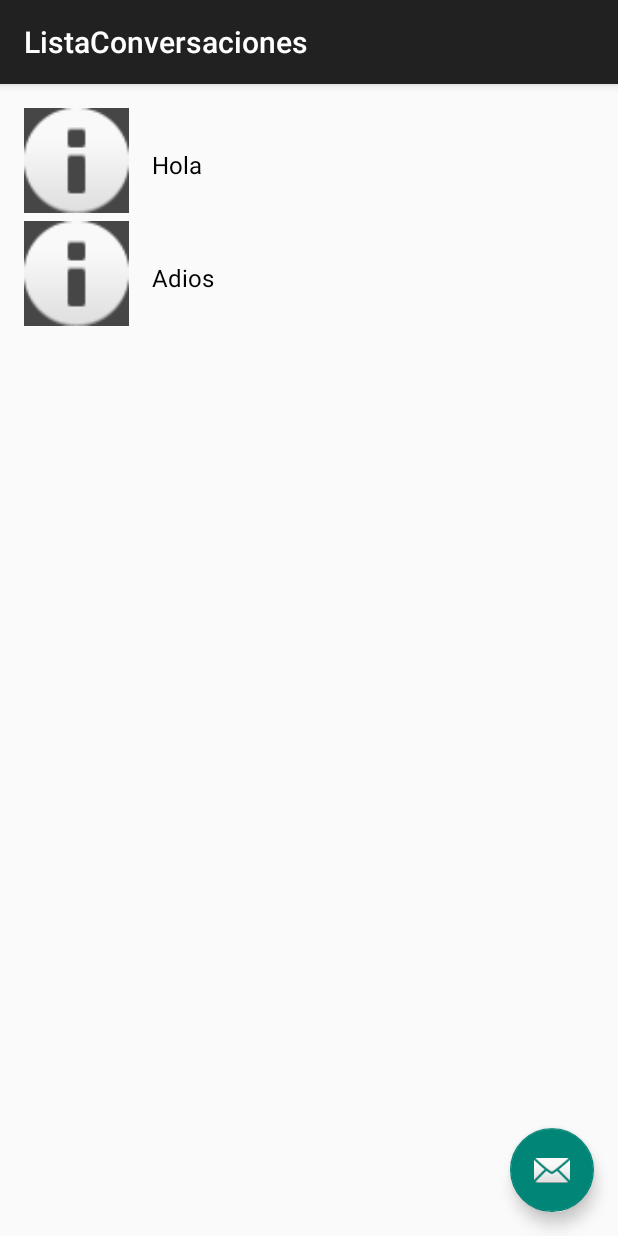
After one commit to MeetMeCJ/gcm, an Android app: the ListaConversaciones screen opened directly, with no data from a screen before it, on a phone screen of 412 x 824 dp. The commit adds this screen. Run offline under Robolectric (Android 15) with nearby library versions, the light colour scheme and no system bars.

Commit message:
probando fragmentos

```diff
--- a/app/build.gradle
+++ b/app/build.gradle
@@ -30,9 +30,10 @@ dependencies {
     // Testing dependencies
     androidTestCompile 'com.android.support.test.espresso:espresso-core:2.2.1'
     androidTestCompile 'com.android.support.test:runner:0.4.1'
-    androidTestCompile 'com.android.support:support-annotations:23.2.0'
+    androidTestCompile 'com.android.support:support-annotations:23.3.0'
     compile 'com.google.android.gms:play-services-gcm:8.4.0'
-    compile 'com.android.support:appcompat-v7:23.2.0'
+    compile 'com.android.support:appcompat-v7:23.3.0'
+    compile 'com.android.support:design:23.3.0'
 }
 
 apply plugin: 'com.google.gms.google-services'
--- /dev/null
+++ b/app/src/main/java/gcm/play/android/samples/com/gcmquickstart/Adaptador.java
@@ -0,0 +1,61 @@
+package gcm.play.android.samples.com.gcmquickstart;
+
+import android.support.v7.widget.RecyclerView;
+import android.view.LayoutInflater;
+import android.view.View;
+import android.view.ViewGroup;
+import android.widget.TextView;
+
+import java.util.ArrayList;
+
+/**
+ * Created by Admin on 18/04/2016.
+ */
+public class Adaptador extends RecyclerView.Adapter<Adaptador.ConversacionesViewHolder>{
+
+    private ArrayList<String> datos;
+
+    public Adaptador(ArrayList<String> datos) {
+        this.datos = datos;
+    }
+
+    @Override
+    public ConversacionesViewHolder onCreateViewHolder(ViewGroup viewGroup, int viewType) {
+
+        View itemView = LayoutInflater.from(viewGroup.getContext())
+                .inflate(R.layout.item, viewGroup, false);
+
+        ConversacionesViewHolder tvh = new ConversacionesViewHolder(itemView);
+
+        return tvh;
+    }
+
+    @Override
+    public void onBindViewHolder(ConversacionesViewHolder viewHolder, int pos) {
+        String item = datos.get(pos);
+
+        viewHolder.bindTitular(item);
+    }
+
+    @Override
+    public int getItemCount() {
+        return datos.size();
+    }
+
+
+    public static class ConversacionesViewHolder
+            extends RecyclerView.ViewHolder {
+
+        private TextView txtPersona;
+
+        public ConversacionesViewHolder(View itemView) {
+            super(itemView);
+
+            txtPersona = (TextView)itemView.findViewById(R.id.nombre);
+        }
+
+        public void bindTitular(String t) {
+            txtPersona.setText(t);
+        }
+    }
+}
--- /dev/null
+++ b/app/src/main/java/gcm/play/android/samples/com/gcmquickstart/ListaConversaciones.java
@@ -0,0 +1,33 @@
+package gcm.play.android.samples.com.gcmquickstart;
+
+import android.os.Bundle;
+import android.support.design.widget.FloatingActionButton;
+import android.support.design.widget.Snackbar;
+import android.support.v7.app.AppCompatActivity;
+import android.support.v7.widget.RecyclerView;
+import android.support.v7.widget.Toolbar;
+import android.view.View;
+
+public class ListaConversaciones extends AppCompatActivity {
+
+
+
+    @Override
+    protected void onCreate(Bundle savedInstanceState) {
+        super.onCreate(savedInstanceState);
+        setContentView(R.layout.activity_lista_conversaciones);
+        Toolbar toolbar = (Toolbar) findViewById(R.id.toolbar);
+        setSupportActionBar(toolbar);
+
+        FloatingActionButton fab = (FloatingActionButton) findViewById(R.id.fab);
+        fab.setOnClickListener(new View.OnClickListener() {
+            @Override
+            public void onClick(View view) {
+                Snackbar.make(view, "Replace with your own action", Snackbar.LENGTH_LONG)
+                        .setAction("Action", null).show();
+            }
+        });
+
+    }
+
+}
--- /dev/null
+++ b/app/src/main/java/gcm/play/android/samples/com/gcmquickstart/ListaConversacionesFragment.java
@@ -0,0 +1,40 @@
+package gcm.play.android.samples.com.gcmquickstart;
+
+import android.os.Bundle;
+import android.support.v4.app.Fragment;
+import android.support.v7.widget.LinearLayoutManager;
+import android.support.v7.widget.RecyclerView;
+import android.view.LayoutInflater;
+import android.view.View;
+import android.view.ViewGroup;
+
+import java.util.ArrayList;
+
+/**
+ * A placeholder fragment containing a simple view.
+ */
+public class ListaConversacionesFragment extends Fragment {
+
+    private RecyclerView recyclerView;
+
+    public ListaConversacionesFragment() {
+    }
+
+    @Override
+    public View onCreateView(LayoutInflater inflater, ViewGroup container,
+                             Bundle savedInstanceState) {
+        View v = inflater.inflate(R.layout.fragment_lista_conversaciones, container, false);
+
+        recyclerView = (RecyclerView) v.findViewById(R.id.recycler);
+
+        ArrayList<String> aux = new ArrayList<>();
+        aux.add("Hola");
+        aux.add("Adios");
+        Adaptador adt = new Adaptador(aux);
+
+        recyclerView.setAdapter(adt);
+        recyclerView.setLayoutManager(new LinearLayoutManager(getContext(), LinearLayoutManager.VERTICAL, false));
+
+        return v;
+    }
+}
--- /dev/null
+++ b/app/src/main/res/layout/activity_lista_conversaciones.xml
@@ -0,0 +1,34 @@
+<?xml version="1.0" encoding="utf-8"?>
+<android.support.design.widget.CoordinatorLayout xmlns:android="http://schemas.android.com/apk/res/android"
+    xmlns:app="http://schemas.android.com/apk/res-auto"
+    xmlns:tools="http://schemas.android.com/tools"
+    android:layout_width="match_parent"
+    android:layout_height="match_parent"
+    android:fitsSystemWindows="true"
+    tools:context="gcm.play.android.samples.com.gcmquickstart.ListaConversaciones">
+
+    <android.support.design.widget.AppBarLayout
+        android:layout_width="match_parent"
+        android:layout_height="wrap_content"
+        android:theme="@style/AppTheme.AppBarOverlay">
+
+        <android.support.v7.widget.Toolbar
+            android:id="@+id/toolbar"
+            android:layout_width="match_parent"
+            android:layout_height="?attr/actionBarSize"
+            android:background="?attr/colorPrimary"
+            app:popupTheme="@style/AppTheme.PopupOverlay" />
+
+    </android.support.design.widget.AppBarLayout>
+
+    <include layout="@layout/content_lista_conversaciones" />
+
+    <android.support.design.widget.FloatingActionButton
+        android:id="@+id/fab"
+        android:layout_width="wrap_content"
+        android:layout_height="wrap_content"
+        android:layout_gravity="bottom|end"
+        android:layout_margin="@dimen/fab_margin"
+        android:src="@android:drawable/ic_dialog_email" />
+
+</android.support.design.widget.CoordinatorLayout>
--- /dev/null
+++ b/app/src/main/res/layout/fragment_lista_conversaciones.xml
@@ -0,0 +1,17 @@
+<RelativeLayout xmlns:android="http://schemas.android.com/apk/res/android"
+    xmlns:tools="http://schemas.android.com/tools"
+    android:layout_width="match_parent"
+    android:layout_height="match_parent"
+    android:paddingBottom="@dimen/activity_vertical_margin"
+    android:paddingLeft="@dimen/activity_horizontal_margin"
+    android:paddingRight="@dimen/activity_horizontal_margin"
+    android:paddingTop="@dimen/activity_vertical_margin"
+    tools:context="gcm.play.android.samples.com.gcmquickstart.ListaConversacionesFragment"
+    tools:showIn="@layout/activity_lista_conversaciones">
+
+
+    <android.support.v7.widget.RecyclerView
+        android:layout_width="match_parent"
+        android:layout_height="match_parent"
+        android:id="@+id/recycler" />
+</RelativeLayout>
--- /dev/null
+++ b/app/src/main/res/layout/item.xml
@@ -0,0 +1,24 @@
+<?xml version="1.0" encoding="utf-8"?>
+<LinearLayout xmlns:android="http://schemas.android.com/apk/res/android"
+    android:orientation="horizontal" android:layout_width="match_parent"
+    android:layout_height="wrap_content">
+
+    <ImageView
+        android:layout_width="70dp"
+        android:layout_height="70dp"
+        android:id="@+id/imageView"
+        android:src="@android:drawable/ic_dialog_info"
+        android:background="#464646"
+        android:layout_marginBottom="5dp" />
+
+    <TextView
+        android:layout_width="wrap_content"
+        android:layout_height="wrap_content"
+        android:textAppearance="?android:attr/textAppearanceMedium"
+        android:text="Medium Text"
+        android:id="@+id/nombre"
+        android:layout_gravity="center_vertical"
+        android:textColor="#000000"
+        android:layout_weight="1"
+        android:layout_margin="15dp" />
+</LinearLayout>
--- a/app/src/main/res/values-v21/styles.xml
+++ b/app/src/main/res/values-v21/styles.xml
@@ -1,8 +1,16 @@
 <?xml version="1.0" encoding="utf-8"?>
 <resources>
+
     <style name="AppTheme" parent="Theme.AppCompat.Light.DarkActionBar">
         <item name="android:textColor">@android:color/white</item>
         <item name="android:textSize">16sp</item>
         <item name="android:indeterminateTint">@android:color/white</item>
     </style>
+
+    <style name="AppTheme.NoActionBar">
+        <item name="windowActionBar">false</item>
+        <item name="windowNoTitle">true</item>
+        <item name="android:windowDrawsSystemBarBackgrounds">true</item>
+        <item name="android:statusBarColor">@android:color/transparent</item>
+    </style>
 </resources>
--- a/app/src/main/res/values/dimens.xml
+++ b/app/src/main/res/values/dimens.xml
@@ -2,4 +2,5 @@
     <!-- Default screen margins, per the Android Design guidelines. -->
     <dimen name="activity_horizontal_margin">16dp</dimen>
     <dimen name="activity_vertical_margin">16dp</dimen>
+    <dimen name="fab_margin">16dp</dimen>
 </resources>
--- a/app/src/main/res/values/strings.xml
+++ b/app/src/main/res/values/strings.xml
@@ -3,10 +3,13 @@
     <string name="preference">preferencemeetme</string>
     <string name="telefono">telefono</string>
     <string name="token">token</string>
+    <string name="registrar">registrar</string>
 
     <string name="gcm_send_message">Token retrieved and sent to server! You can now use gcmsender to send downstream messages to this app.</string>
     <string name="registering_message">Generating InstanceID token...</string>
     <string name="token_error_message">An error occurred while either fetching the InstanceID token,
         sending the fetched token to the server or subscribing to the PubSub topic. Please try
         running the sample again.</string>
+    <string name="title_activity_lista_conversaciones">ListaConversaciones</string>
+    <string name="action_settings">Settings</string>
 </resources>
--- a/app/src/main/res/values/styles.xml
+++ b/app/src/main/res/values/styles.xml
@@ -3,8 +3,17 @@
     <!-- Base application theme. -->
     <style name="AppTheme" parent="Theme.AppCompat.Light.DarkActionBar">
         <!-- Customize your theme here. -->
-        <item name="android:textColor">@android:color/white</item>
+        <item name="android:textColor">@android:color/black</item>
         <item name="android:textSize">16sp</item>
     </style>
 
+    <style name="AppTheme.NoActionBar">
+        <item name="windowActionBar">false</item>
+        <item name="windowNoTitle">true</item>
+    </style>
+
+    <style name="AppTheme.AppBarOverlay" parent="ThemeOverlay.AppCompat.Dark.ActionBar" />
+
+    <style name="AppTheme.PopupOverlay" parent="ThemeOverlay.AppCompat.Light" />
+
 </resources>
```
Also changed, not shown: app/src/main/AndroidManifest.xml (+7 -6 lines), app/src/main/java/gcm/play/android/samples/com/gcmquickstart/Conversacion.java (+42 -16 lines), app/src/main/java/gcm/play/android/samples/com/gcmquickstart/RegistrationIntentService.java (+5 -3 lines), app/src/main/java/gcm/play/android/samples/com/gcmquickstart/Splash.java (+8 -1 lines), app/src/main/res/layout/activity_conversacion.xml (+31 -0 lines), app/src/main/res/layout/content_lista_conversaciones.xml (added, +9 -0 lines), app/src/main/res/menu/menu_lista_conversaciones.xml (added, +10 -0 lines).
